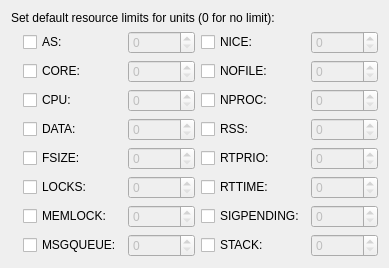
First picture: the form in ui/reslimits.ui, repository rthomsen/kcmsystemd, before the edit.
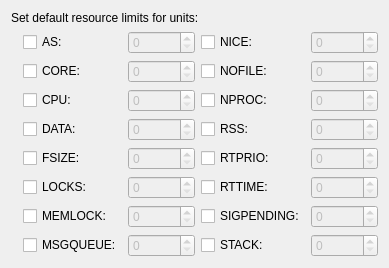
Second picture: the form after the edit.

The edit to the form file:
```diff
--- a/ui/reslimits.ui
+++ b/ui/reslimits.ui
@@ -148,7 +148,7 @@
    <item row="6" column="0" colspan="6">
     <widget class="QLabel" name="label">
      <property name="text">
-      <string>Set default resource limits for units (0 for no limit):</string>
+      <string>Set default resource limits for units:</string>
      </property>
     </widget>
    </item>
```
